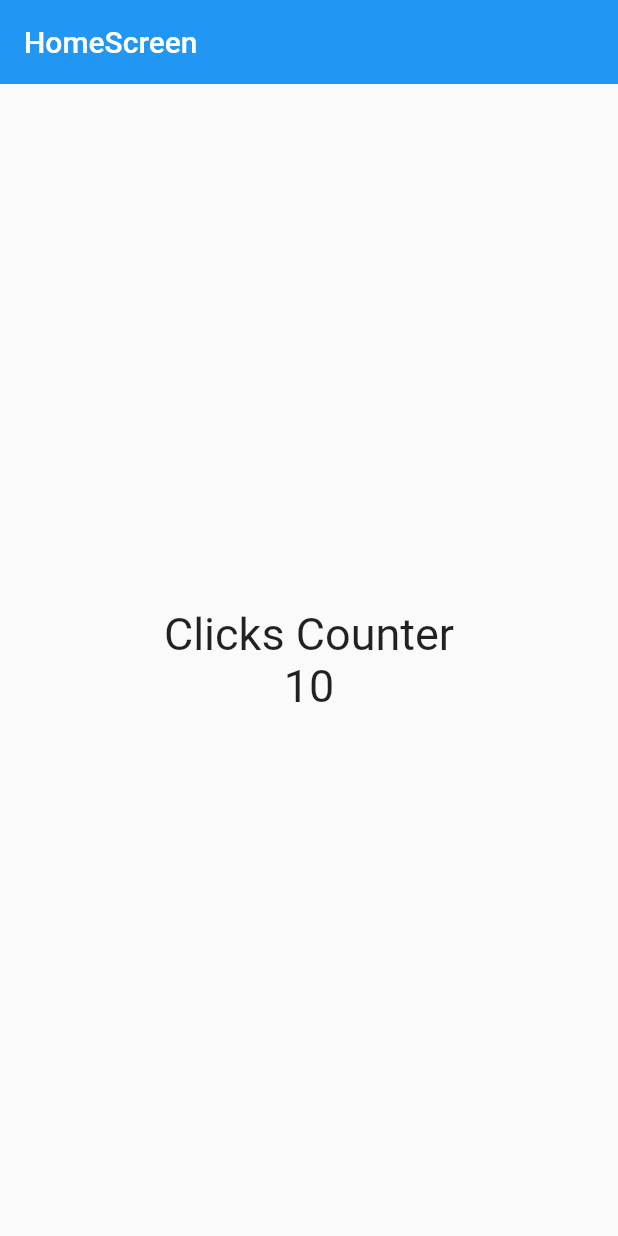
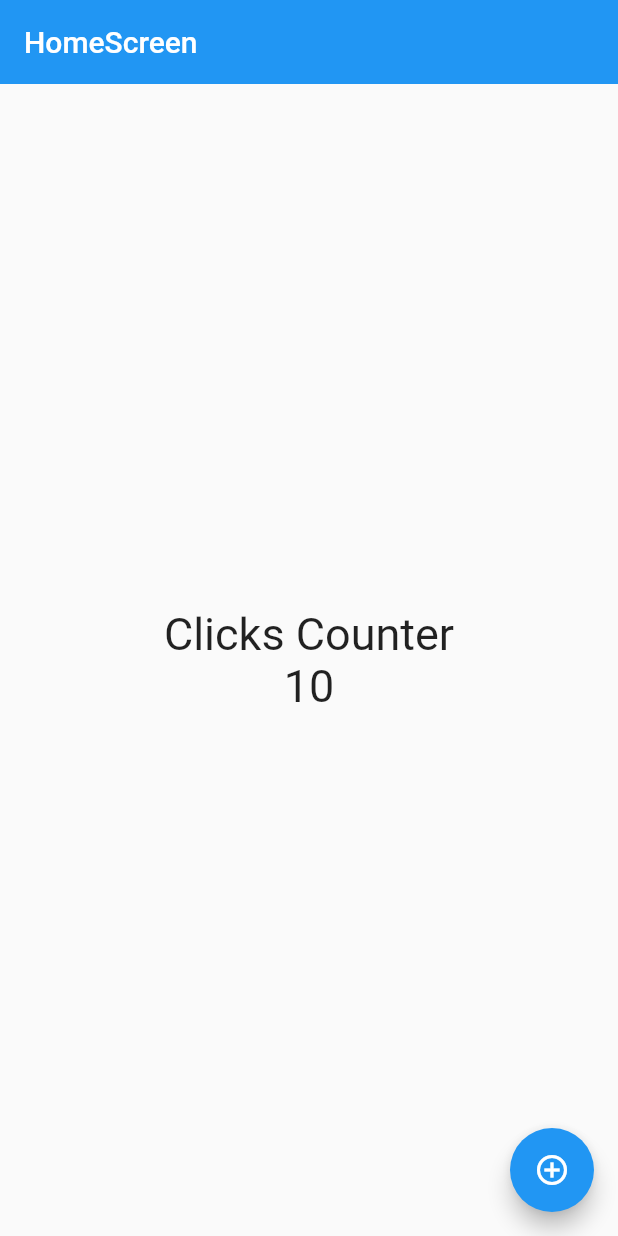
Before and after one commit to justcoddev/counter_app, a Flutter app: the screen it shows after launch, on a phone screen of 412 x 824 dp. Run offline on Flutter 3.47's test engine with Material 2 defaults, Android fonts, the phone set to English and light mode, and no system bars.

Commit message:
FloatingActionButton

```diff
--- a/lib/screens/home_screen.dart
+++ b/lib/screens/home_screen.dart
@@ -2,12 +2,9 @@ import 'package:flutter/material.dart';
 
 class HomeScreen extends StatelessWidget {
   const HomeScreen({Key? key}) : super(key: key);
-
   @override
   Widget build(BuildContext context) {
-
     const fontSize30 = TextStyle(fontSize: 30);
-
     return Scaffold(
       appBar: AppBar(
         title: const Text('HomeScreen'),
@@ -22,6 +19,13 @@ class HomeScreen extends StatelessWidget {
           ],
         ),
       ),
+      // floatingActionButtonLocation: FloatingActionButtonLocation.miniEndFloat,
+      floatingActionButton: FloatingActionButton(
+        child: const Icon(Icons.add_circle_outline_sharp),
+        onPressed: () {
+          print('Hola mundo');
+        },
+      ),
     );
   }
 }
```
